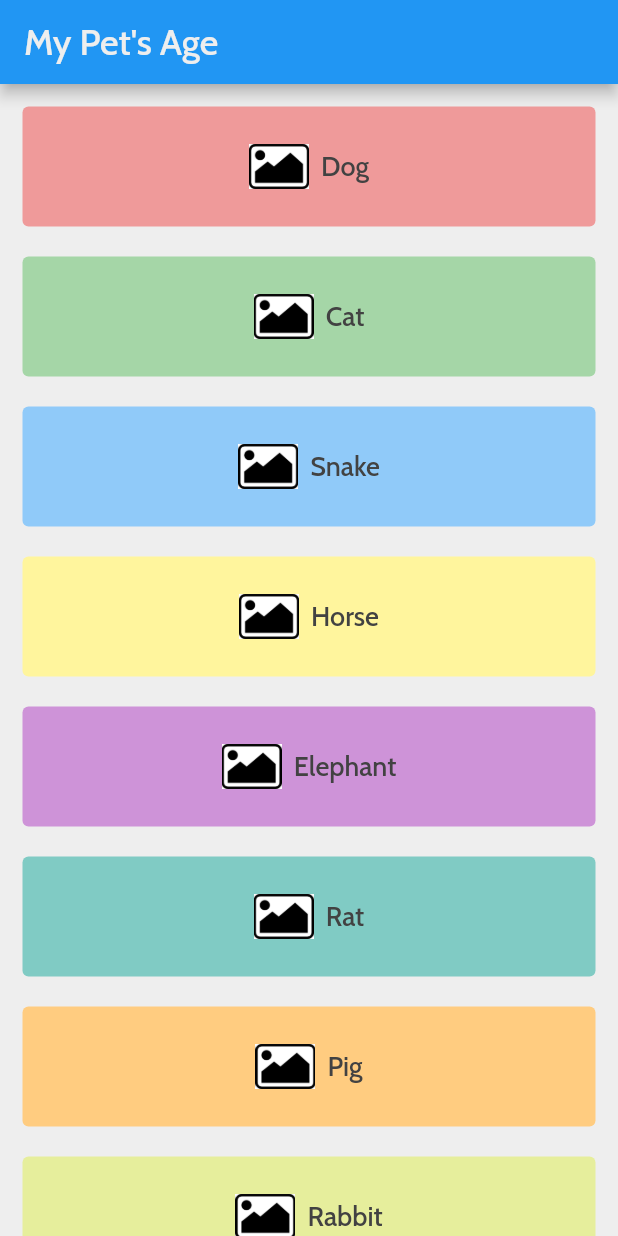
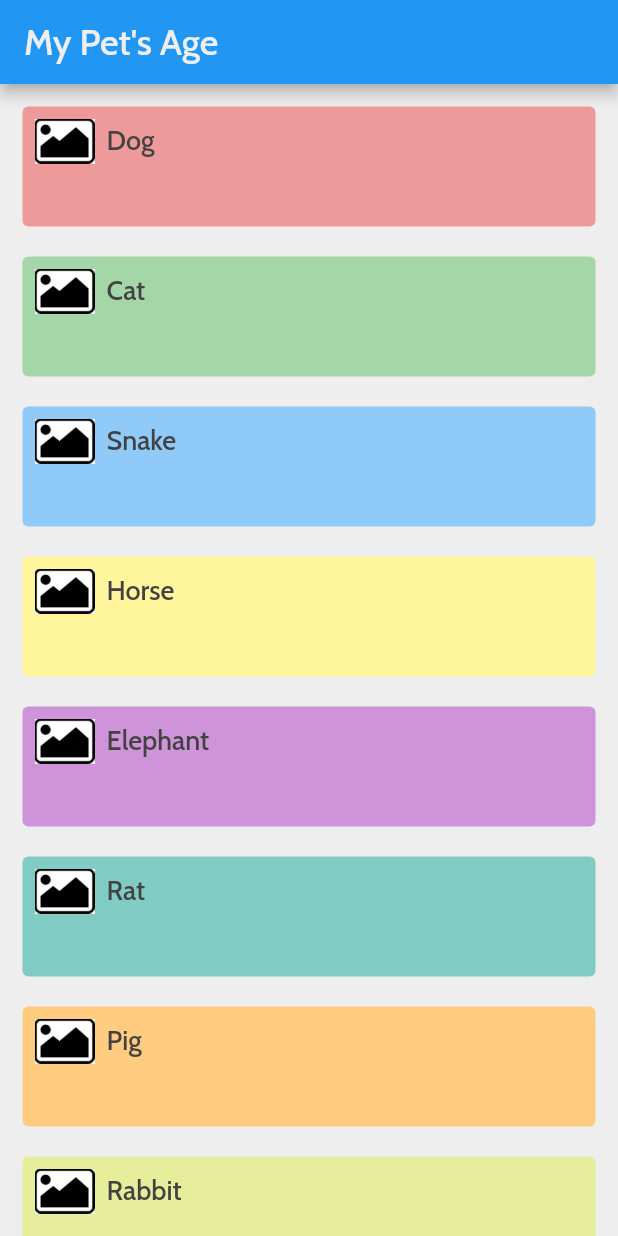
Before and after one commit to carlstep/animal_age2, a Flutter app: the screen it shows after launch, on a phone screen of 412 x 824 dp. Run offline on Flutter 3.47's test engine with Material 2 defaults, Android fonts, the phone set to English and light mode, and no system bars; our stand-ins replace google_fonts.

Commit message:
alignment of TextButton

```diff
--- a/lib/main.dart
+++ b/lib/main.dart
@@ -20,7 +20,8 @@ Expanded animalCard({Color color, String animalName}) {
           image: AssetImage('assets/images/image_placeholder.png'),
           height: 30.0,
         ),
-        style: TextButton.styleFrom(backgroundColor: color),
+        style: TextButton.styleFrom(
+            backgroundColor: color, alignment: Alignment.topLeft),
         onPressed: () {},
       ),
     ),
```
Also changed, not shown: 3 other files.
